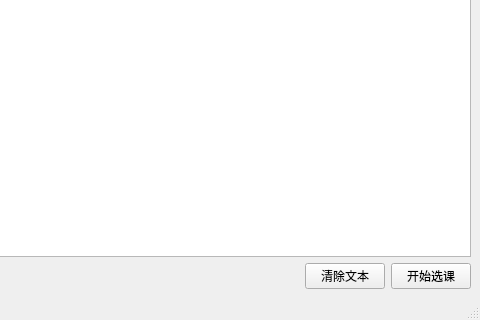
Alexation/Scramble_Classes, file main.ui: the form before one commit; both pictures show x 361 to 841 and y 483 to 803 of the 841 by 803 pixel window.
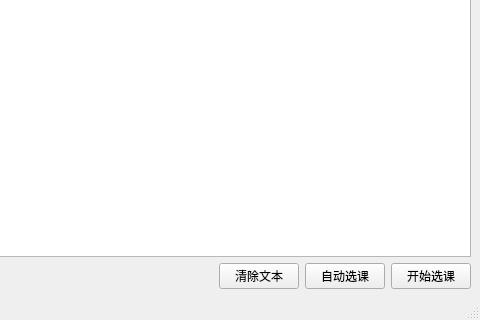
The form after the commit.

```diff
--- a/main.ui
+++ b/main.ui
@@ -638,6 +638,18 @@
           </property>
          </widget>
         </item>
+        <item>
+         <widget class="QPushButton" name="pushButton_11">
+          <property name="font">
+           <font>
+            <family>黑体</family>
+           </font>
+          </property>
+          <property name="text">
+           <string>自动选课</string>
+          </property>
+         </widget>
+        </item>
         <item>
          <widget class="QPushButton" name="pushButton">
           <property name="font">
```
